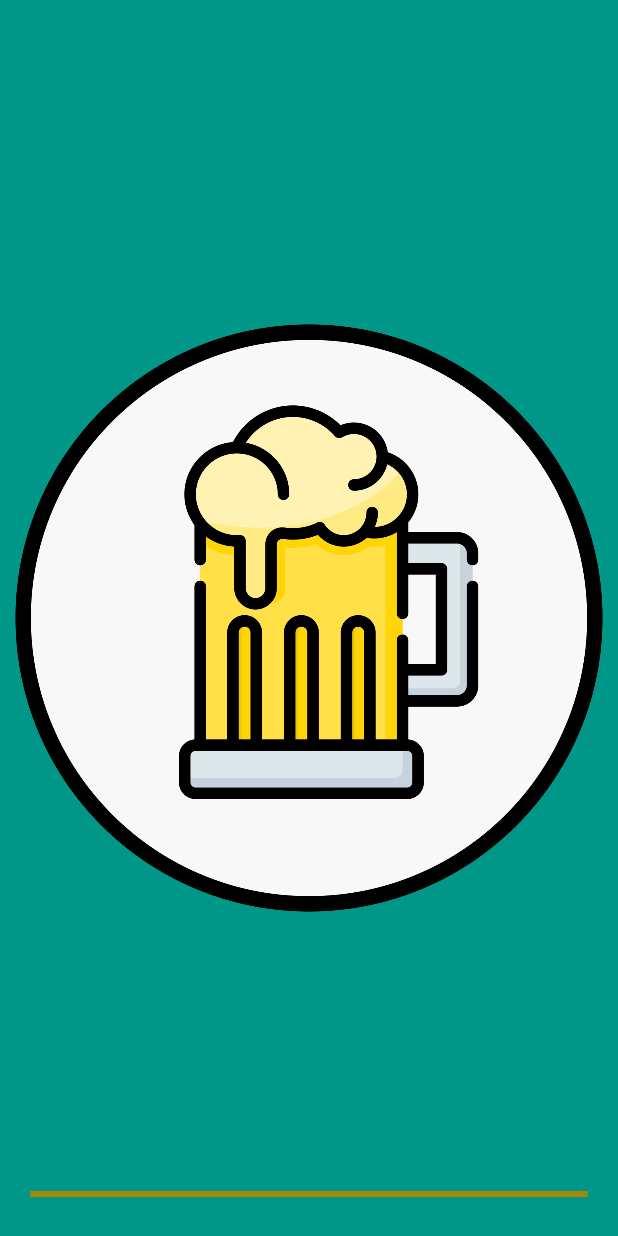
After one commit to MurphyRock/Brewdog_Beer_Challenge, an Android app: the SplashScreen screen opened directly, with no data from a screen before it, on a phone screen of 412 x 824 dp. The commit adds this screen. Run offline under Robolectric (Android 15) with nearby library versions, the phone set to English and light mode, and no system bars; 1 statement that could not run was skipped.

Commit message:
chore: Adding Splash screen

```diff
--- a/app/src/main/AndroidManifest.xml
+++ b/app/src/main/AndroidManifest.xml
@@ -9,6 +9,13 @@
         android:roundIcon="@mipmap/ic_launcher_round"
         android:supportsRtl="true"
         android:theme="@style/AppTheme">
+        <activity android:name=".SplashScreen" android:theme="@style/AppTheme.NoActionBar">
+            <intent-filter>
+                <action android:name="android.intent.action.MAIN" />
+
+                <category android:name="android.intent.category.LAUNCHER" />
+            </intent-filter>
+        </activity>
         <activity android:name=".MainActivity">
             <intent-filter>
                 <action android:name="android.intent.action.MAIN" />
--- /dev/null
+++ b/app/src/main/java/com/example/brewdog_beer_challenge_abax/SplashScreen.kt
@@ -0,0 +1,71 @@
+package com.example.brewdog_beer_challenge_abax
+
+import android.content.Intent
+import androidx.appcompat.app.AppCompatActivity
+import android.os.Bundle
+import android.os.Handler
+import android.widget.ProgressBar
+
+class SplashScreen : AppCompatActivity() {
+
+    lateinit var progressBar: ProgressBar
+    private val SPLASH_DELAY: Long = 1000 //3 seconds
+    private var mDelayHandler: Handler? = null
+    private var progressBarStatus = 0
+    var dummy:Int = 0
+
+    override fun onCreate(savedInstanceState: Bundle?) {
+        super.onCreate(savedInstanceState)
+        setContentView(R.layout.activity_splash_screen)
+
+        progressBar = findViewById(R.id.progress_bar)
+
+        mDelayHandler = Handler()
+        //Navigate with delay
+        mDelayHandler!!.postDelayed(mRunnable, SPLASH_DELAY)
+    }
+
+    private fun launchMainActivity() {
+        var intent = Intent(this, MainActivity::class.java)
+//        intent.flags = Intent.FLAG_ACTIVITY_CLEAR_TOP
+        startActivity(intent)
+        this.finish()
+        mDelayHandler!!.removeCallbacks(mRunnable)
+
+    }
+    private val mRunnable: Runnable = Runnable {
+
+        Thread(Runnable {
+            while (progressBarStatus < 100) {
+                // performing some dummy operation
+                try {
+                    dummy = dummy+25
+                    Thread.sleep(100)
+                } catch (e: InterruptedException) {
+                    e.printStackTrace()
+                }
+                // tracking progress
+                progressBarStatus = dummy
+
+                // Updating the progress bar
+                progressBar.progress = progressBarStatus
+            }
+
+            //splash_screen_progress_bar.setProgress(10)
+
+            launchMainActivity()
+
+
+        }).start()
+    }
+
+    override fun onDestroy() {
+
+        if (mDelayHandler != null) {
+            mDelayHandler!!.removeCallbacks(mRunnable)
+        }
+
+        super.onDestroy()
+    }
+
+}
--- /dev/null
+++ b/app/src/main/res/layout/activity_splash_screen.xml
@@ -0,0 +1,32 @@
+<?xml version="1.0" encoding="utf-8"?>
+<androidx.constraintlayout.widget.ConstraintLayout xmlns:android="http://schemas.android.com/apk/res/android"
+    xmlns:app="http://schemas.android.com/apk/res-auto"
+    xmlns:tools="http://schemas.android.com/tools"
+    android:layout_width="match_parent"
+    android:layout_height="match_parent"
+    tools:context=".SplashScreen"
+    android:background="@color/splashBackground">
+
+    <ImageView
+        android:id="@+id/imageView"
+        android:layout_width="wrap_content"
+        android:layout_height="wrap_content"
+        android:src="@drawable/beer_icon"
+        app:layout_constraintBottom_toBottomOf="parent"
+        app:layout_constraintEnd_toEndOf="parent"
+        app:layout_constraintStart_toStartOf="parent"
+        app:layout_constraintTop_toTopOf="parent" />
+
+    <ProgressBar
+        android:id="@+id/progress_bar"
+        style="@android:style/Widget.DeviceDefault.ProgressBar.Horizontal"
+        android:layout_width="match_parent"
+        android:layout_height="wrap_content"
+        android:layout_alignParentBottom="true"
+        android:layout_margin="20dp"
+        android:progressTint="@color/progressBar"
+        app:layout_constraintBottom_toBottomOf="parent"
+        app:layout_constraintEnd_toEndOf="parent"
+        app:layout_constraintStart_toStartOf="parent" />
+
+</androidx.constraintlayout.widget.ConstraintLayout>
--- a/app/src/main/res/values/colors.xml
+++ b/app/src/main/res/values/colors.xml
@@ -3,4 +3,6 @@
     <color name="colorPrimary">#6200EE</color>
     <color name="colorPrimaryDark">#3700B3</color>
     <color name="colorAccent">#03DAC5</color>
+    <color name="splashBackground">#009688</color>
+    <color name="progressBar">#a28806</color>
 </resources>
--- a/app/src/main/res/values/styles.xml
+++ b/app/src/main/res/values/styles.xml
@@ -7,4 +7,10 @@
         <item name="colorAccent">@color/colorAccent</item>
     </style>
 
+    <style name="AppTheme.NoActionBar" parent="Theme.AppCompat.Light.DarkActionBar">
+        <item name="windowActionBar">false</item>
+        <item name="windowNoTitle">true</item>
+        <item name="android:windowFullscreen">true</item>
+    </style>
+
 </resources>
```
Also changed, not shown: app/src/main/res/drawable/beer_icon.png (added).
